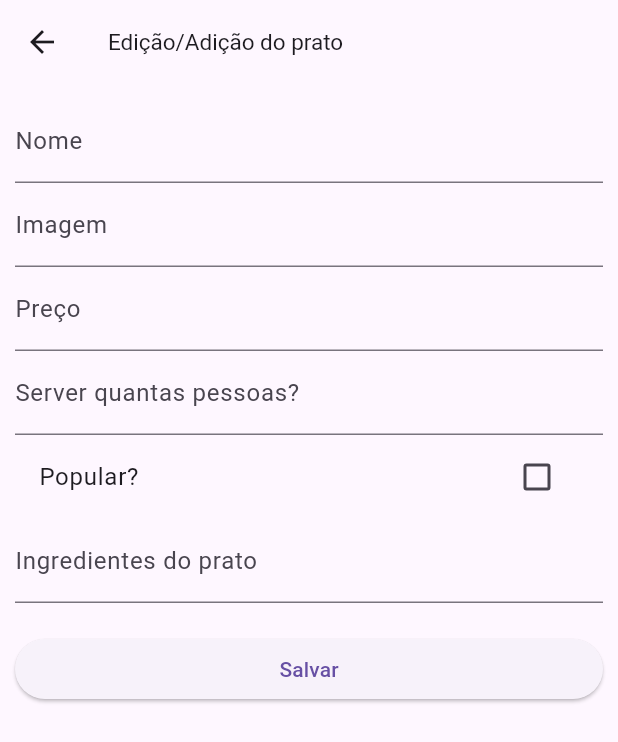
After one commit to birdenly/restaurant_flutter, a Flutter app: the foodManager screen opened directly, after a tap on the "menu" icon, after a tap on "Adicionar Prato", on a phone screen of 412 x 824 dp. The commit adds this screen. Shown: the top 742 px of the screen. Run offline on Flutter 3.47's test engine with Material 3 defaults, Android fonts, the phone set to English and light mode, and no system bars; missing offline and left inert: dart:ffi; network calls fail.

Commit message:
operacoes de CRUD de comida completo, telas de editar para a comida e novo drawer

```diff
--- /dev/null
+++ b/lib/components/drawerFood.dart
@@ -0,0 +1,91 @@
+import 'package:flutter/material.dart';
+import 'package:provider/provider.dart';
+import 'package:restaurante_app/controller/userController.dart';
+import 'package:restaurante_app/model/bebidas.dart';
+import 'package:restaurante_app/model/pratos.dart';
+import 'package:restaurante_app/model/sobremesa.dart';
+import 'package:restaurante_app/model/user.dart';
+import 'package:restaurante_app/screens/BebidasEditScreen.dart';
+import 'package:restaurante_app/screens/PratosEditScreen.dart';
+import 'package:restaurante_app/screens/SobremesaEditScreen.dart';
+import 'package:restaurante_app/screens/foodManager.dart';
+import 'package:restaurante_app/screens/loginScreen.dart';
+
+class DrawerComida extends StatelessWidget {
+  @override
+  Widget build(BuildContext context) {
+    return Drawer(
+      child: ListView(
+        padding: EdgeInsets.zero,
+        children: <Widget>[
+          const SizedBox(height: 25),
+          ListTile(
+            leading: Icon(Icons.add, color: Colors.redAccent),
+            title: const Text('Adicionar Prato',
+                style: TextStyle(color: Colors.black87)),
+            onTap: () {
+              Navigator.push(
+                context,
+                MaterialPageRoute(
+                    builder: (context) => PratosEditScreen(
+                          pratoAtual: Pratos(
+                              id: '',
+                              nome: '',
+                              imagem: '',
+                              preco: 0.0,
+                              popular: false,
+                              ingredientes: '',
+                              qtd: ''),
+                          edit: false,
+                        )),
+              );
+            },
+          ),
+          ListTile(
+            leading: Icon(Icons.add, color: Colors.redAccent),
+            title: const Text('Adicionar Bebida',
+                style: TextStyle(color: Colors.black87)),
+            onTap: () {
+              Navigator.push(
+                context,
+                MaterialPageRoute(
+                    builder: (context) => BebidasEditScreen(
+                          bebidaAtual: Bebidas(
+                              id: '',
+                              nome: '',
+                              imagem: '',
+                              preco: 0.0,
+                              popular: false,
+                              temp: ''),
+                          edit: false,
+                        )),
+              );
+            },
+          ),
+          ListTile(
+            leading: Icon(Icons.add, color: Colors.redAccent),
+            title: const Text('Adicionar Sobremesa',
+                style: TextStyle(color: Colors.black87)),
+            onTap: () {
+              Navigator.push(
+                context,
+                MaterialPageRoute(
+                    builder: (context) => SobremesaEditScreen(
+                          sobremesaAtual: Sobremesa(
+                              id: '',
+                              nome: '',
+                              imagem: '',
+                              preco: 0.0,
+                              popular: false,
+                              calorias: '',
+                              ingredientes: ''),
+                          edit: false,
+                        )),
+              );
+            },
+          ),
+        ],
+      ),
+    );
+  }
+}
--- a/lib/controller/comidaController.dart
+++ b/lib/controller/comidaController.dart
@@ -9,10 +9,10 @@ import 'dart:convert';
 import 'package:restaurante_app/model/user.dart';
 
 class ComidaController extends ChangeNotifier {
-  final String url = 'https://projetou2-f2b05-default-rtdb.firebaseio.com/';
+  final String url = 'https://projetomobile-694f8-default-rtdb.firebaseio.com/';
 
   //// PRATOS
-
+  ///
   Future<List<Pratos>> fetchPratos() async {
     final request = http.get(Uri.parse('$url/comida/pratos.json'));
 
--- a/lib/controller/userController.dart
+++ b/lib/controller/userController.dart
@@ -5,7 +5,7 @@ import 'dart:convert';
 import 'package:restaurante_app/model/user.dart';
 
 class UserController extends ChangeNotifier {
-  final String url = 'https://projetou2-f2b05-default-rtdb.firebaseio.com/';
+  final String url = 'https://projetomobile-694f8-default-rtdb.firebaseio.com/';
 
   Future<List<User>> fetchUsers() async {
     final request = http.get(Uri.parse('$url/users.json'));
--- /dev/null
+++ b/lib/screens/PratosEditScreen.dart
@@ -0,0 +1,131 @@
+import 'dart:math';
+
+import 'package:flutter/material.dart';
+import 'package:flutter/services.dart';
+import 'package:restaurante_app/controller/comidaController.dart';
+import 'package:restaurante_app/model/pratos.dart';
+import 'package:provider/provider.dart';
+
+class PratosEditScreen extends StatefulWidget {
+  final Pratos pratoAtual;
+  final bool edit;
+
+  PratosEditScreen({Key? key, required this.pratoAtual, required this.edit})
+      : super(key: key);
+
+  @override
+  PratosEditScreenState createState() => PratosEditScreenState();
+}
+
+class PratosEditScreenState extends State<PratosEditScreen> {
+  final nameController = TextEditingController();
+  final imageController = TextEditingController();
+  final precoController = TextEditingController();
+  final qtdController = TextEditingController();
+  final ingredientesController = TextEditingController();
+
+  @override
+  Widget build(BuildContext context) {
+    return Scaffold(
+      appBar: AppBar(
+        title: Text(
+          "Edição/Adição do prato ${widget.pratoAtual.nome}",
+          style: TextStyle(fontSize: 15), // Adjust the font size here
+        ),
+      ),
+      body: Container(
+        padding: EdgeInsets.all(10),
+        child: ListView(
+          children: <Widget>[
+            TextField(
+              controller: nameController,
+              decoration: InputDecoration(
+                labelText: 'Nome',
+                hintText: widget.pratoAtual.nome,
+              ),
+              onChanged: (value) {
+                widget.pratoAtual.nome = value;
+              },
+            ),
+            TextField(
+              controller: imageController,
+              decoration: InputDecoration(
+                labelText: 'Imagem',
+                hintText: widget.pratoAtual.imagem,
+              ),
+              onChanged: (value) {
+                widget.pratoAtual.imagem = value;
+              },
+            ),
+            TextField(
+              controller: precoController,
+              keyboardType: TextInputType.number,
+              decoration: InputDecoration(
+                labelText: 'Preço',
+                hintText: widget.pratoAtual.preco.toString(),
+              ),
+              onChanged: (value) {
+                widget.pratoAtual.preco = double.parse(value);
+              },
+            ),
+            TextField(
+              controller: qtdController,
+              keyboardType: TextInputType.number,
+              decoration: InputDecoration(
+                labelText: 'Server quantas pessoas?',
+                hintText: widget.pratoAtual.qtd.toString(),
+              ),
+              onChanged: (value) {
+                widget.pratoAtual.qtd = value;
+              },
+            ),
+            CheckboxListTile(
+              title: Text('Popular?'),
+              value: widget.pratoAtual.popular,
+              onChanged: (bool? value) {
+                setState(() {
+                  widget.pratoAtual.popular = value!;
+                });
+              },
+              enabled: true,
+            ),
+            TextField(
+              controller: ingredientesController,
+              decoration: InputDecoration(
+                labelText: 'Ingredientes do prato',
+                hintText: widget.pratoAtual.ingredientes.toString(),
+              ),
+              onChanged: (value) {
+                widget.pratoAtual.ingredientes = value;
+              },
+            ),
+            SizedBox(
+              height: 20,
+            ),
+            ElevatedButton(
+              onPressed: () {
+                if (widget.edit) {
+                  Provider.of<ComidaController>(context, listen: false)
+                      .updatePrato(widget.pratoAtual);
+                } else {
+                  var newPrato = Pratos(
+                      id: '',
+                      nome: nameController.text,
+                      imagem: imageController.text,
+                      preco: double.parse(precoController.text),
+                      popular: widget.pratoAtual.popular,
+                      ingredientes: ingredientesController.text,
+                      qtd: qtdController.text);
+                  Provider.of<ComidaController>(context, listen: false)
+                      .addPrato(newPrato);
+                }
+                Navigator.of(context).pop();
+              },
+              child: Text('Salvar'),
+            ),
+          ],
+        ),
+      ),
+    );
+  }
+}
```
Also changed, not shown: lib/components/drawer.dart (+16 -12 lines), lib/screens/BebidasEditScreen.dart (added, +117 -0 lines), lib/screens/SobremesaEditScreen.dart (added, +129 -0 lines), lib/screens/foodManager.dart (added, +186 -0 lines), lib/screens/loginScreen.dart (+6 -3 lines).
